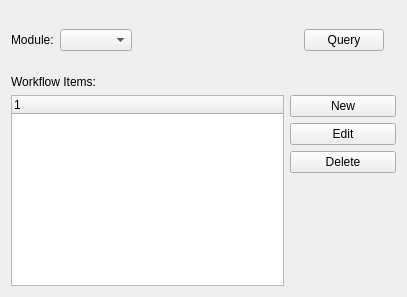
This is source/commercialcore/foundation-database/workflow/uiforms/Workflow.ui in tomdatkins/xtuple as Qt 5 draws it before an edit. The edited form follows.
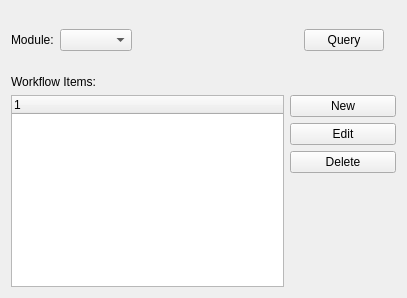
This is the edited form. Custom widgets are drawn as their Qt base class.

Commit message: removed 'limit 1' and fixed tab order issues

Patch:
```diff
--- a/source/commercialcore/foundation-database/workflow/uiforms/Workflow.ui
+++ b/source/commercialcore/foundation-database/workflow/uiforms/Workflow.ui
@@ -14,7 +14,7 @@
     <x>0</x>
     <y>0</y>
     <width>407</width>
-    <height>297</height>
+    <height>298</height>
    </rect>
   </property>
   <property name="windowTitle">
```
Left out of the diff: 6 changed lines with no effect on the pictures. The commit also changes 5 other files.
